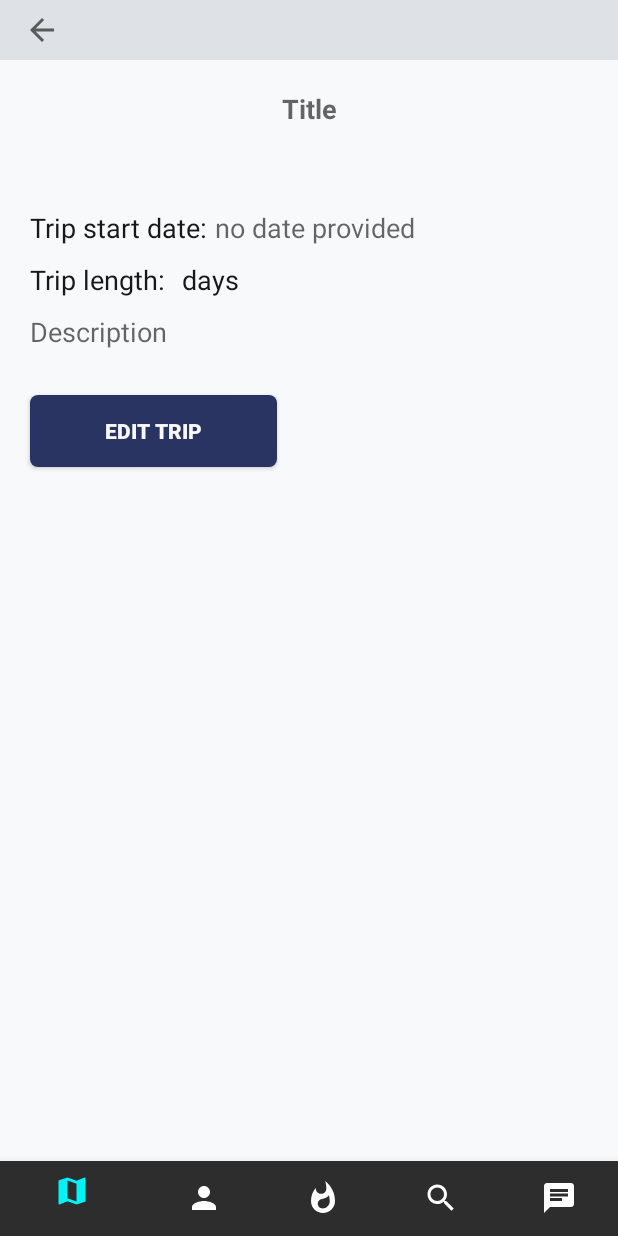
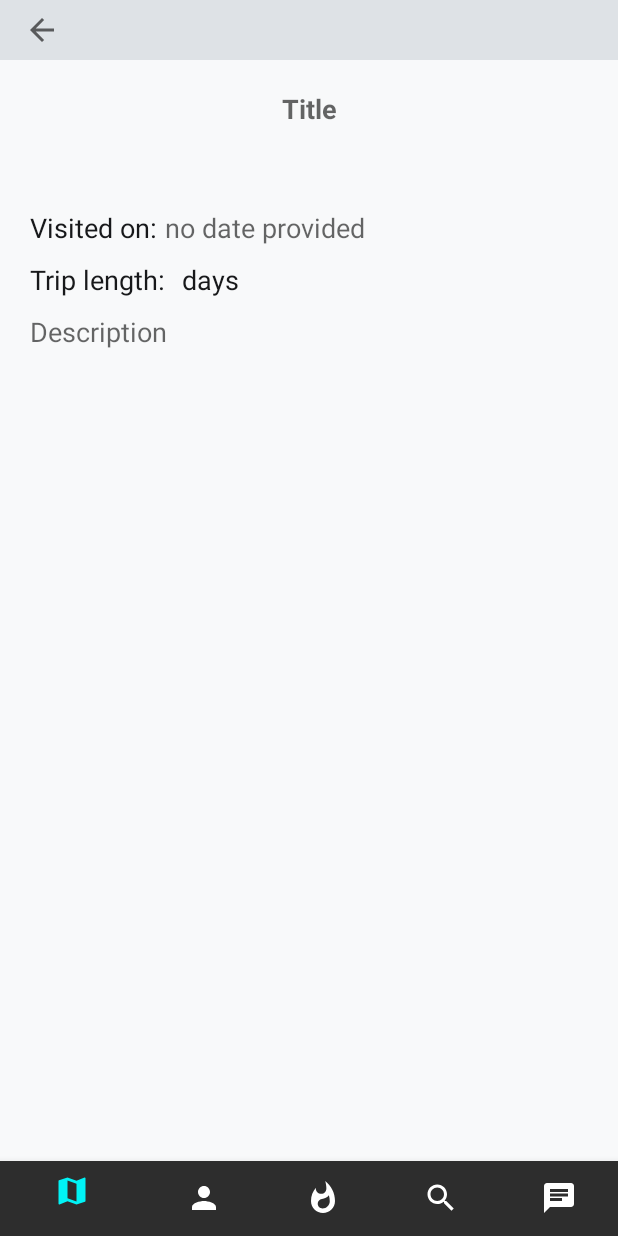
Before and after one commit to KISS/travelers-diary, an Android app: the fragment ViewTripFragment placed in its activity, on a phone screen of 412 x 824 dp. Run offline under Robolectric (Android 15) with nearby library versions, the phone set to English and light mode, and no system bars; our stand-ins replace Firebase (no records; nobody signed in at launch, a user with empty details on screens opened directly), Picasso; libraries missing offline, so code that uses them is left out: com.anychart, com.anychart.chart, com.anychart.charts, com.anychart.core, com.anychart.enums and 1 more; plain views replace AnyChartView; pictures from the network do not load; 2 statements that could not run were skipped.

Commit message:
Fix bugs on dialog in Map screen and trip detail page.

```diff
--- a/app/src/main/res/layout/dialog_trips.xml
+++ b/app/src/main/res/layout/dialog_trips.xml
@@ -3,11 +3,11 @@
     xmlns:android="http://schemas.android.com/apk/res/android"
     android:orientation="vertical"
     android:layout_width="match_parent"
-    android:layout_height="400dp">
+    android:layout_height="match_parent">
 
     <TextView
         android:id="@+id/title"
-        android:layout_width="match_parent"
+        android:layout_width="300dp"
         android:layout_height="wrap_content"
         android:gravity="center_horizontal"
         android:textSize="24sp"
@@ -17,7 +17,7 @@
     <androidx.recyclerview.widget.RecyclerView
         android:id="@+id/recyclerView"
         android:layout_width="match_parent"
-        android:layout_height="wrap_content"
+        android:layout_height="300dp"
         android:padding="5dp" />
 
 </LinearLayout>
--- a/app/src/main/res/layout/fragment_add_trip.xml
+++ b/app/src/main/res/layout/fragment_add_trip.xml
@@ -291,8 +291,10 @@
                 android:layout_marginStart="10dp"
                 android:layout_marginEnd="10dp"
                 android:padding="10dp"
-                android:maxLines="20"
-                android:minHeight="120dp"
+                android:gravity="top|left"
+                android:maxLines="4"
+                android:minLines="4"
+                android:scrollbars="vertical"
                 android:textColor="@color/monochrome_black"
                 android:background="@drawable/edittext_box" />
 
--- a/app/src/main/res/layout/fragment_trip_details.xml
+++ b/app/src/main/res/layout/fragment_trip_details.xml
@@ -33,7 +33,7 @@
                 android:id="@+id/trip_title"
                 android:layout_width="match_parent"
                 android:layout_height="wrap_content"
-                android:layout_margin="20dp"
+                android:layout_marginTop="20dp"
                 android:background="@null"
                 android:gravity="center_horizontal"
                 android:hint="@string/hint_title"
@@ -47,13 +47,16 @@
                 android:layout_width="match_parent"
                 android:layout_height="wrap_content"
                 android:visibility="gone"
-                android:padding="10dp">
+                android:layout_marginTop="20dp"
+                android:layout_marginStart="10dp"
+                android:layout_marginEnd="10dp">
 
                 <androidx.cardview.widget.CardView
                     android:id="@+id/myCardView"
                     android:layout_width="60dp"
                     android:layout_height="60dp"
-                    android:layout_margin="10dp"
+                    android:layout_marginStart="10dp"
+                    android:layout_marginEnd="10dp"
                     app:cardCornerRadius="30dp">
 
                     <ImageView
@@ -61,7 +64,7 @@
                         android:layout_width="match_parent"
                         android:layout_height="match_parent"
                         android:scaleType="centerCrop"
-                        android:background="@color/monochrome_gray"/>
+                        android:background="@color/monochrome_gray" />
 
                 </androidx.cardview.widget.CardView>
 
@@ -73,7 +76,7 @@
                     android:textSize="18sp"
                     android:textColor="@color/monochrome_gray_dark"
                     android:layout_marginStart="10dp"
-                    android:layout_centerVertical="true"/>
+                    android:layout_centerVertical="true" />
 
             </RelativeLayout>
 
@@ -83,7 +86,7 @@
                 android:layout_height="wrap_content"
                 android:layout_marginStart="20dp"
                 android:layout_marginEnd="20dp"
-                android:layout_marginBottom="10dp"
+                android:layout_marginTop="20dp"
                 android:maxLines="2"
                 android:textSize="18sp"
                 android:textColor="@color/monochrome_black" />
@@ -93,7 +96,7 @@
                 android:layout_height="wrap_content"
                 android:layout_marginStart="20dp"
                 android:layout_marginEnd="20dp"
-                android:layout_marginBottom="10dp">
+                android:layout_marginTop="10dp">
 
                 <TextView
                     android:id="@+id/text_trip_date"
@@ -119,7 +122,7 @@
                 android:layout_height="wrap_content"
                 android:layout_marginStart="20dp"
                 android:layout_marginEnd="20dp"
-                android:layout_marginBottom="10dp">
+                android:layout_marginTop="10dp">
 
                 <TextView
                     android:layout_width="wrap_content"
@@ -137,6 +140,7 @@
                     android:textColor="@color/monochrome_black" />
 
                 <TextView
+                    android:id="@+id/text_days"
                     android:layout_width="wrap_content"
                     android:layout_height="wrap_content"
                     android:layout_marginStart="5dp"
@@ -152,7 +156,7 @@
                 android:layout_height="wrap_content"
                 android:layout_marginStart="20dp"
                 android:layout_marginEnd="20dp"
-                android:layout_marginBottom="10dp"
+                android:layout_marginTop="10dp"
                 android:hint="@string/hint_description"
                 android:textSize="18sp"
                 android:textColor="@color/monochrome_black" />
@@ -168,7 +172,7 @@
                 android:textColor="@color/monochrome_white"
                 android:textStyle="bold"
                 android:background="@drawable/button_bg_round_corner_blue"
-                android:visibility="visible"
+                android:visibility="gone"
                 android:onClick="editTrip"/>
 
             <Button
@@ -182,8 +186,7 @@
                 android:textColor="@color/monochrome_white"
                 android:textStyle="bold"
                 android:background="@drawable/button_bg_round_corner_green"
-                android:visibility="gone"
-                android:onClick="viewTravelFeed"/>
+                android:visibility="gone" />
 
         </LinearLayout>
 
--- a/app/src/main/res/values/strings.xml
+++ b/app/src/main/res/values/strings.xml
@@ -59,6 +59,7 @@
     <string name="Trip">Trip</string>
     <string name="text_trip_length">Trip length:</string>
     <string name="text_days">days</string>
+    <string name="text_day">day</string>
     <string name="hint_search">Search...</string>
     <string name="elasticsearch">elasticsearch</string>
     <string name="field_password">password</string>
@@ -66,6 +67,7 @@
     <string name="save_button">Save Changes</string>
     <string name="cancel_button">CANCEL</string>
     <string name="toast_trip_updated">Trip is updated!</string>
+    <string name="toast_trip_posted">Trip is posted successfully!</string>
     <string name="remove_button">REMOVE TRIP</string>
     <string name="set_trip_as_public">Set trip as visible to public\u0020\u0020\u0020\u0020\u0020\u0020</string>
     <string name="is_public">Trip is public</string>
@@ -85,7 +87,7 @@
     <string name="set_as_private">Set as Private</string>
     <string name="edit_your_profile">Edit your profile</string>
     <string name="logout"><u>Logout</u></string>
-    <string name="trip_date">Trip start date:</string>
+    <string name="trip_date">Visited on:</string>
     <string name="hint_state">State</string>
     <string name="hint_no_date">no date provided</string>
     <string name="add_a_trip_title">Add a Trip</string>
@@ -93,6 +95,10 @@
     <string name="title_your_travel_map">Your Travel Map</string>
     <string name="title_usa">United States of America</string>
     <string name="hint_message">Message</string>
+    <string name="choose_the_field_you_want_to_edit">Choose the field you want to edit:</string>
+    <string name="profile_picture">Profile Picture</string>
+    <string name="first_name">First Name</string>
+    <string name="last_name">Last Name</string>
     <string-array name="state">
         <item></item>
         <item>Minnesota</item>
```
Also changed, not shown: app/src/main/java/com/example/travelapp/Fragment/AddTripFragment.java (+5 -3 lines), app/src/main/java/com/example/travelapp/Fragment/StateTripFragment.java (+17 -5 lines), app/src/main/java/com/example/travelapp/Fragment/ViewTripFragment.java (+25 -3 lines), app/src/main/java/com/example/travelapp/activities/MainActivity.java (+7 -7 lines), app/src/main/java/com/example/travelapp/activities/ProfileActivity.java (+17 -13 lines).
